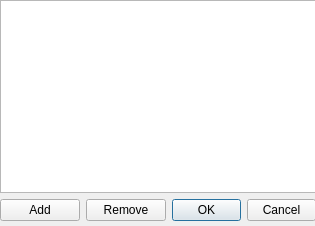
Above: ui/channel_favourites.ui from gitter-badger/simplechatclient before the change. Below: the same form after it.
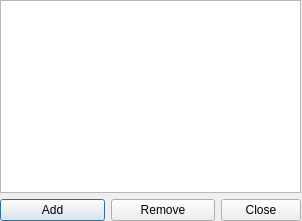
That is the form after the change. Icons and pictures are not drawn.

The edit to the form file:
```diff
--- a/ui/channel_favourites.ui
+++ b/ui/channel_favourites.ui
@@ -6,20 +6,20 @@
    <rect>
     <x>0</x>
     <y>0</y>
-    <width>315</width>
-    <height>226</height>
+    <width>302</width>
+    <height>221</height>
    </rect>
   </property>
   <property name="minimumSize">
    <size>
-    <width>315</width>
-    <height>226</height>
+    <width>302</width>
+    <height>221</height>
    </size>
   </property>
   <property name="maximumSize">
    <size>
-    <width>315</width>
-    <height>226</height>
+    <width>302</width>
+    <height>221</height>
    </size>
   </property>
   <property name="windowTitle">
@@ -34,7 +34,7 @@
     <rect>
      <x>0</x>
      <y>0</y>
-     <width>316</width>
+     <width>301</width>
      <height>221</height>
     </rect>
    </property>
@@ -80,7 +80,7 @@
          </sizepolicy>
         </property>
         <property name="standardButtons">
-         <set>QDialogButtonBox::Cancel|QDialogButtonBox::Ok</set>
+         <set>QDialogButtonBox::Close</set>
         </property>
         <property name="centerButtons">
          <bool>false</bool>
```
Left out of the diff: 6 changed lines with no effect on the pictures.
